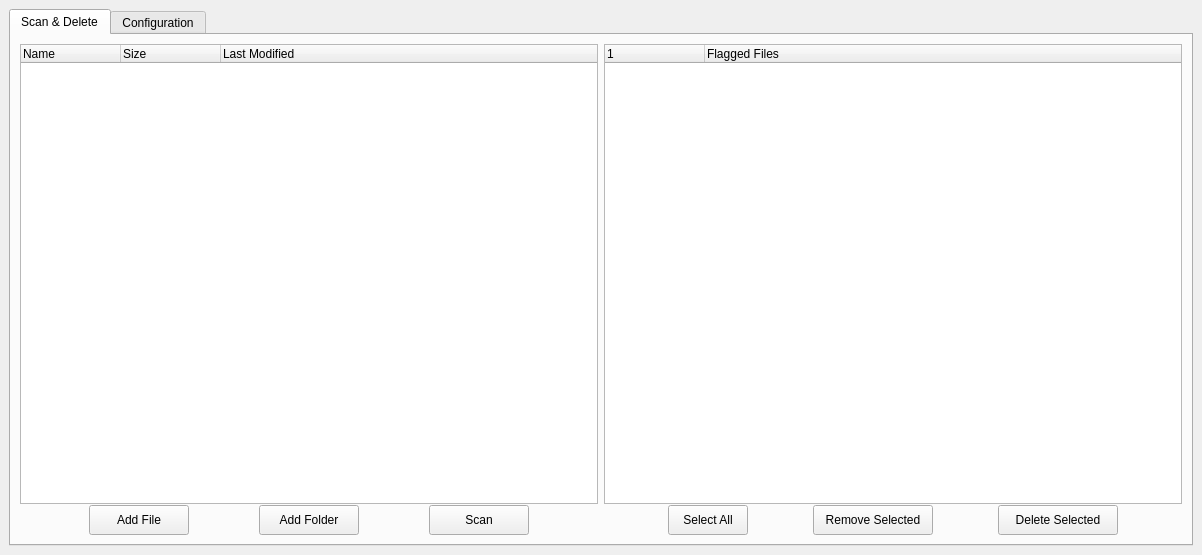
Qt form mainwindow.ui (Olafseisler/sensitive-data-deleter) before a commit.
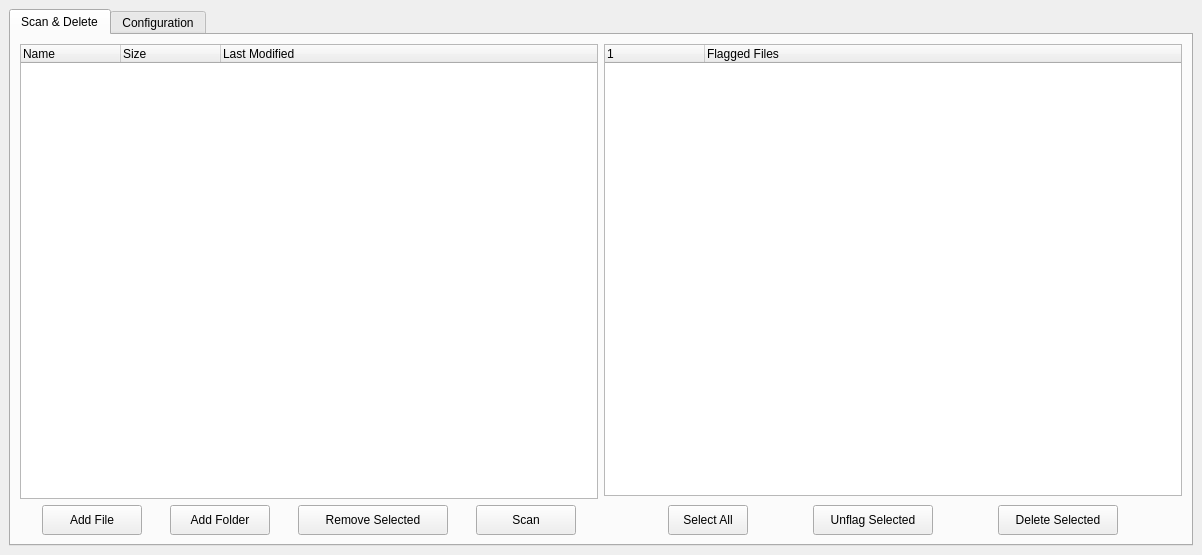
The same form after that commit.

The edit to the form file:
```diff
--- a/mainwindow.ui
+++ b/mainwindow.ui
@@ -40,10 +40,7 @@
         <item>
          <layout class="QHBoxLayout" name="horizontalLayout_4">
           <item>
-           <layout class="QVBoxLayout" name="verticalLayout_3" stretch="1,0">
-            <property name="spacing">
-             <number>1</number>
-            </property>
+           <layout class="QVBoxLayout" name="verticalLayout_3">
             <item>
              <widget class="QTreeWidget" name="fileTreeWidget">
               <property name="sizePolicy">
@@ -144,6 +141,31 @@
                 </property>
                </widget>
               </item>
+              <item>
+               <widget class="QPushButton" name="deleteSelectedButton">
+                <property name="sizePolicy">
+                 <sizepolicy hsizetype="Fixed" vsizetype="Fixed">
+                  <horstretch>0</horstretch>
+                  <verstretch>0</verstretch>
+                 </sizepolicy>
+                </property>
+                <property name="minimumSize">
+                 <size>
+                  <width>40</width>
+                  <height>30</height>
+                 </size>
+                </property>
+                <property name="maximumSize">
+                 <size>
+                  <width>150</width>
+                  <height>30</height>
+                 </size>
+                </property>
+                <property name="text">
+                 <string>Remove Selected</string>
+                </property>
+               </widget>
+              </item>
               <item>
                <widget class="QPushButton" name="scanButton">
                 <property name="sizePolicy">
@@ -174,7 +196,7 @@
            </layout>
           </item>
           <item>
-           <layout class="QVBoxLayout" name="verticalLayout_4" stretch="1,0">
+           <layout class="QVBoxLayout" name="verticalLayout_4" stretch="1,0,0">
             <property name="spacing">
              <number>1</number>
             </property>
@@ -210,6 +232,19 @@
               </column>
              </widget>
             </item>
+            <item>
+             <spacer name="verticalSpacer_2">
+              <property name="orientation">
+               <enum>Qt::Vertical</enum>
+              </property>
+              <property name="sizeHint" stdset="0">
+               <size>
+                <width>20</width>
+                <height>8</height>
+               </size>
+              </property>
+             </spacer>
+            </item>
             <item>
              <layout class="QHBoxLayout" name="horizontalLayout_3">
               <property name="spacing">
@@ -279,7 +314,7 @@
                  </size>
                 </property>
                 <property name="text">
-                 <string>Remove Selected</string>
+                 <string>Unflag Selected</string>
                 </property>
                </widget>
               </item>
```
Left out of the diff: 9 changed lines with no effect on the pictures.
